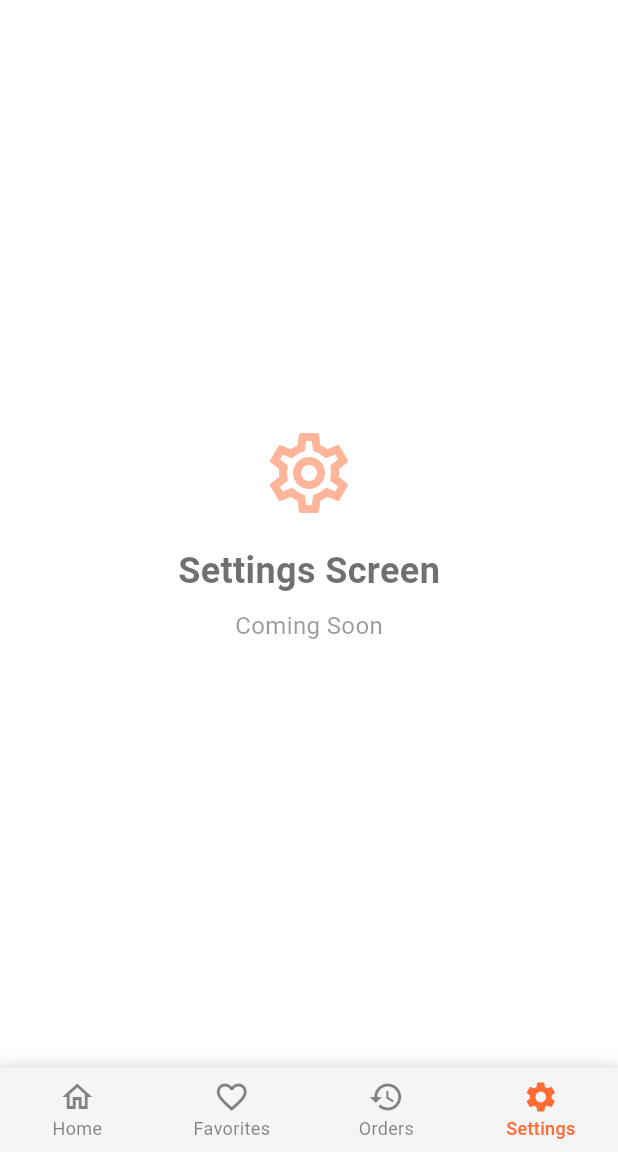
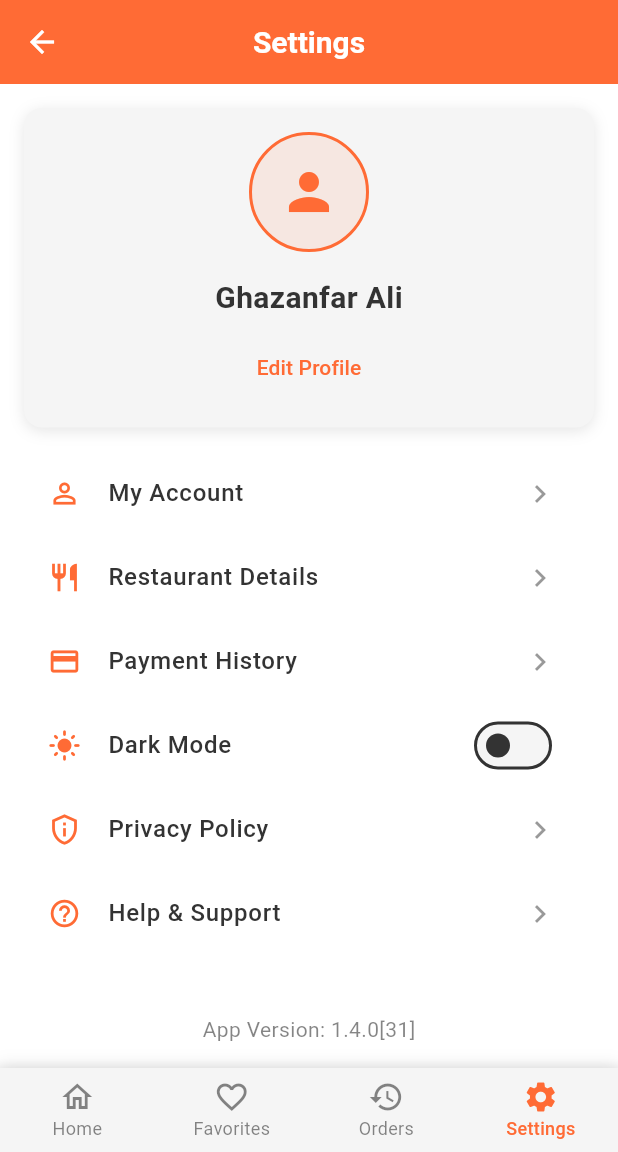
Before and after one commit to ghazanfar-quetta/jaan_broast, a Flutter app: the HomeScreen screen opened by its route, item 4 of the bottom bar chosen, on a phone screen of 412 x 824 dp, the part 84-1236 px from its top. Run offline on Flutter 3.47's test engine with Material 3 defaults, Android fonts, the phone set to English and light mode, and no system bars; our stand-ins replace cloud_firestore, firebase_auth, firebase_core, geolocator, google_sign_in, permission_handler and 1 more; accounts and stored records are empty.

Commit message:
Added Settings Screen

```diff
--- a/lib/core/providers/app_providers.dart
+++ b/lib/core/providers/app_providers.dart
@@ -1,3 +1,4 @@
+// lib/core/providers/app_providers.dart
 import 'package:flutter/material.dart';
 import 'package:provider/provider.dart';
 import '../../features/auth/presentation/view_models/auth_view_model.dart';
@@ -11,6 +12,7 @@ import '../services/firestore_cart_service.dart';
 import '../../features/cart/presentation/view_models/cart_view_model.dart';
 import 'package:jaan_broast/core/services/favorites_manager_service.dart';
 import 'package:jaan_broast/features/orders/presentation/view_models/order_view_model.dart';
+import '../../features/settings/presentation/view_models/settings_view_model.dart';
 
 class AppProviders extends StatelessWidget {
   final Widget child;
@@ -36,6 +38,7 @@ class AppProviders extends StatelessWidget {
         ChangeNotifierProvider<OrderViewModel>(
           create: (context) => OrderViewModel(),
         ),
+        ChangeNotifierProvider(create: (context) => SettingsViewModel()),
       ],
       child: child,
     );
--- a/lib/features/home/presentation/views/home_screen.dart
+++ b/lib/features/home/presentation/views/home_screen.dart
@@ -17,6 +17,7 @@ import 'package:jaan_broast/features/favorites/presentation/views/favorites_scre
 import 'package:jaan_broast/features/cart/presentation/views/cart_screen.dart';
 import 'package:jaan_broast/features/cart/presentation/view_models/cart_view_model.dart';
 import 'package:jaan_broast/features/orders/presentation/views/order_history_screen.dart';
+import 'package:jaan_broast/features/settings/presentation/views/settings_screen.dart'; // ADD THIS IMPORT
 
 class HomeScreen extends StatefulWidget {
   const HomeScreen({Key? key}) : super(key: key);
@@ -275,11 +276,12 @@ class _HomeScreenState extends State<HomeScreen> {
   }
 
   Widget _buildPlaceholderScreen() {
-    final List<String> screenTitles = [
-      'Favorites',
-      'Orders', // Index 2
-      'Settings', // Index 3
-    ];
+    final List<String> screenTitles = ['Favorites', 'Orders', 'Settings'];
+
+    // For Settings tab (index 3), return the actual SettingsScreen
+    if (_currentIndex == 3) {
+      return const SettingsScreen(); // ADD THIS IMPORT AT THE TOP
+    }
 
     // Get the correct icon data for the current tab
     final IconData iconData;
--- /dev/null
+++ b/lib/features/settings/presentation/views/settings_screen.dart
@@ -0,0 +1,425 @@
+import 'package:flutter/material.dart';
+import 'package:provider/provider.dart';
+import '../../../../../core/constants/app_constants.dart';
+import '../../../../../core/utils/screen_utils.dart';
+import '../../../../../core/widgets/custom_app_bar.dart';
+import '../view_models/settings_view_model.dart';
+
+class SettingsScreen extends StatefulWidget {
+  const SettingsScreen({Key? key}) : super(key: key);
+
+  @override
+  State<SettingsScreen> createState() => _SettingsScreenState();
+}
+
+class _SettingsScreenState extends State<SettingsScreen> {
+  @override
+  Widget build(BuildContext context) {
+    return Scaffold(
+      backgroundColor: Theme.of(context).colorScheme.background,
+      appBar: CustomAppBar(title: 'Settings', showBackButton: false),
+      body: const _SettingsContent(),
+    );
+  }
+}
+
+class _SettingsContent extends StatelessWidget {
+  const _SettingsContent({Key? key}) : super(key: key);
+
+  @override
+  Widget build(BuildContext context) {
+    return Column(
+      children: [
+        // User Profile Header
+        _buildUserProfileHeader(context),
+
+        // Settings Options List
+        Expanded(child: _buildSettingsList(context)),
+
+        // App Version Footer
+        _buildAppVersionFooter(context),
+      ],
+    );
+  }
+
+  Widget _buildUserProfileHeader(BuildContext context) {
+    return Container(
+      width: double.infinity,
+      margin: EdgeInsets.all(
+        ScreenUtils.responsiveValue(
+          context,
+          mobile: AppConstants.paddingMedium,
+          tablet: AppConstants.paddingLarge,
+          desktop: AppConstants.paddingLarge,
+        ),
+      ),
+      padding: EdgeInsets.all(
+        ScreenUtils.responsiveValue(
+          context,
+          mobile: AppConstants.paddingMedium,
+          tablet: AppConstants.paddingLarge,
+          desktop: AppConstants.paddingLarge,
+        ),
+      ),
+      decoration: BoxDecoration(
+        color: Theme.of(context).colorScheme.surface,
+        borderRadius: BorderRadius.circular(AppConstants.borderRadius),
+        boxShadow: [
+          BoxShadow(
+            color: Colors.black.withOpacity(0.1),
+            blurRadius: 8,
+            offset: const Offset(0, 2),
+          ),
+        ],
+      ),
+      child: Column(
+        children: [
+          // Profile Picture
+          Container(
+            width: ScreenUtils.responsiveValue(
+              context,
+              mobile: 80,
+              tablet: 100,
+              desktop: 120,
+            ),
+            height: ScreenUtils.responsiveValue(
+              context,
+              mobile: 80,
+              tablet: 100,
+              desktop: 120,
+            ),
+            decoration: BoxDecoration(
+              shape: BoxShape.circle,
+              color: Theme.of(context).primaryColor.withOpacity(0.1),
+              border: Border.all(
+                color: Theme.of(context).primaryColor,
+                width: 2,
+              ),
+            ),
+            child: Icon(
+              Icons.person,
+              size: ScreenUtils.responsiveValue(
+                context,
+                mobile: 40,
+                tablet: 50,
+                desktop: 60,
+              ),
+              color: Theme.of(context).primaryColor,
+            ),
+          ),
+          const SizedBox(height: AppConstants.paddingMedium),
+
+          // User Name
+          Text(
+            'Ghazanfar Ali',
+            style: TextStyle(
+              fontSize: ScreenUtils.responsiveFontSize(
+                context,
+                mobile: AppConstants.headingSizeMedium,
+                tablet: AppConstants.headingSizeMedium,
+                desktop: AppConstants.headingSizeLarge,
+              ),
+              fontWeight: FontWeight.bold,
+              color: Theme.of(context).colorScheme.onSurface,
+            ),
+          ),
+          const SizedBox(height: AppConstants.paddingSmall),
+
+          // Edit Profile Button
+          TextButton(
+            onPressed: () {
+              // Navigate to edit profile screen
+              print('Edit profile tapped');
+            },
+            style: TextButton.styleFrom(
+              foregroundColor: Theme.of(context).primaryColor,
+            ),
+            child: Text(
+              'Edit Profile',
+              style: TextStyle(
+                fontSize: ScreenUtils.responsiveFontSize(
+                  context,
+                  mobile: AppConstants.captionTextSize,
+                  tablet: AppConstants.bodyTextSize,
+                  desktop: AppConstants.bodyTextSize,
+                ),
+                fontWeight: FontWeight.w500,
+              ),
+            ),
+          ),
+        ],
+      ),
+    );
+  }
+
+  Widget _buildSettingsList(BuildContext context) {
+    return ListView(
+      padding: EdgeInsets.symmetric(
+        horizontal: ScreenUtils.responsiveValue(
+          context,
+          mobile: AppConstants.paddingMedium,
+          tablet: AppConstants.paddingLarge,
+          desktop: AppConstants.paddingLarge,
+        ),
+      ),
+      children: [
+        _buildListTile(
+          context: context,
+          icon: Icons.person_outline,
+          title: 'My Account',
+          onTap: () => _handleAccountTap(),
+        ),
+        _buildListTile(
+          context: context,
+          icon: Icons.restaurant_outlined,
+          title: 'Restaurant Details',
+          onTap: () => _handleRestaurantDetailsTap(),
+        ),
+        _buildListTile(
+          context: context,
+          icon: Icons.payment_outlined,
+          title: 'Payment History',
+          onTap: () => _handlePaymentHistoryTap(),
+        ),
+        _buildDarkModeTile(context),
+        _buildListTile(
+          context: context,
+          icon: Icons.privacy_tip_outlined,
+          title: 'Privacy Policy',
+          onTap: () => _handlePrivacyPolicyTap(),
+        ),
+        _buildListTile(
+          context: context,
+          icon: Icons.help_outline,
+          title: 'Help & Support',
+          onTap: () => _handleHelpSupportTap(),
+        ),
+        const SizedBox(height: AppConstants.paddingLarge),
+        _buildLogoutTile(context),
+      ],
+    );
+  }
+
+  Widget _buildDarkModeTile(BuildContext context) {
+    return Consumer<SettingsViewModel>(
+      builder: (context, settingsViewModel, child) {
+        return ListTile(
+          leading: Icon(
+            settingsViewModel.isDarkMode ? Icons.dark_mode : Icons.light_mode,
+            color: Theme.of(context).primaryColor,
+            size: ScreenUtils.responsiveValue(
+              context,
+              mobile: 22,
+              tablet: 24,
+              desktop: 26,
+            ),
+          ),
+          title: Text(
+            'Dark Mode',
+            style: TextStyle(
+              fontSize: ScreenUtils.responsiveFontSize(
+                context,
+                mobile: AppConstants.bodyTextSize,
+                tablet: AppConstants.bodyTextSize,
+                desktop: AppConstants.bodyTextSize,
+              ),
+              fontWeight: FontWeight.w500,
+              color: Theme.of(context).colorScheme.onSurface,
+            ),
+          ),
+          trailing: Switch(
+            value: settingsViewModel.isDarkMode,
+            onChanged: (value) {
+              settingsViewModel.toggleDarkMode(value);
+            },
+            activeColor: Theme.of(context).primaryColor,
+          ),
+          onTap: () {
+            settingsViewModel.toggleDarkMode(!settingsViewModel.isDarkMode);
+          },
+        );
+      },
+    );
+  }
+
+  Widget _buildLogoutTile(BuildContext context) {
+    return ListTile(
+      leading: Icon(
+        Icons.logout,
+        color: Theme.of(context).colorScheme.error,
+        size: ScreenUtils.responsiveValue(
+          context,
+          mobile: 22,
+          tablet: 24,
+          desktop: 26,
+        ),
+      ),
+      title: Text(
+        'Log out',
+        style: TextStyle(
+          fontSize: ScreenUtils.responsiveFontSize(
+            context,
+            mobile: AppConstants.bodyTextSize,
+            tablet: AppConstants.bodyTextSize,
+            desktop: AppConstants.bodyTextSize,
+          ),
+          fontWeight: FontWeight.w500,
+          color: Theme.of(context).colorScheme.error,
+        ),
+      ),
+      onTap: () => _showLogoutConfirmation(context),
+    );
+  }
+
+  Widget _buildListTile({
+    required BuildContext context,
+    required IconData icon,
+    required String title,
+    required VoidCallback onTap,
+  }) {
+    return ListTile(
+      leading: Icon(
+        icon,
+        color: Theme.of(context).primaryColor,
+        size: ScreenUtils.responsiveValue(
+          context,
+          mobile: 22,
+          tablet: 24,
+          desktop: 26,
+        ),
+      ),
+      title: Text(
+        title,
+        style: TextStyle(
+          fontSize: ScreenUtils.responsiveFontSize(
+            context,
+            mobile: AppConstants.bodyTextSize,
+            tablet: AppConstants.bodyTextSize,
+            desktop: AppConstants.bodyTextSize,
+          ),
+          fontWeight: FontWeight.w500,
+          color: Theme.of(context).colorScheme.onSurface,
+        ),
+      ),
+      trailing: Icon(
+        Icons.chevron_right,
+        color: Theme.of(context).colorScheme.onSurface.withOpacity(0.5),
+      ),
+      onTap: onTap,
+    );
+  }
+
+  Widget _buildAppVersionFooter(BuildContext context) {
+    return Container(
+      padding: EdgeInsets.all(
+        ScreenUtils.responsiveValue(
+          context,
+          mobile: AppConstants.paddingMedium,
+          tablet: AppConstants.paddingLarge,
+          desktop: AppConstants.paddingLarge,
+        ),
+      ),
+      child: Text(
+        'App Version: 1.4.0[31]',
+        style: TextStyle(
+          fontSize: ScreenUtils.responsiveFontSize(
+            context,
+            mobile: AppConstants.captionTextSize,
+            tablet: AppConstants.bodyTextSize,
+            desktop: AppConstants.bodyTextSize,
+          ),
+          color: Theme.of(context).colorScheme.onSurface.withOpacity(0.6),
+        ),
+      ),
+    );
+  }
+
+  // Handler methods for different settings options
+  void _handleAccountTap() {
+    print('My Account tapped');
+    // Navigate to account screen
+  }
+
+  void _handleRestaurantDetailsTap() {
+    print('Restaurant Details tapped');
+    // Navigate to restaurant details screen
+  }
+
+  void _handlePaymentHistoryTap() {
+    print('Payment History tapped');
+    // Navigate to payment history screen
+  }
+
+  void _handlePrivacyPolicyTap() {
+    print('Privacy Policy tapped');
+    // Navigate to privacy policy screen
+  }
+
+  void _handleHelpSupportTap() {
+    print('Help & Support tapped');
+    // Navigate to help & support screen
+  }
+
+  void _showLogoutConfirmation(BuildContext context) {
+    showDialog(
+      context: context,
+      builder: (BuildContext context) {
+        return AlertDialog(
+          title: Text(
+            'Log Out',
+            style: TextStyle(
+              fontSize: ScreenUtils.responsiveFontSize(
+                context,
+                mobile: AppConstants.headingSizeMedium,
+                tablet: AppConstants.headingSizeMedium,
+                desktop: AppConstants.headingSizeMedium,
+              ),
+              fontWeight: FontWeight.bold,
+              color: Theme.of(context).colorScheme.onSurface,
+            ),
+          ),
+          content: Text(
+            'Are you sure you want to log out?',
+            style: TextStyle(
+              fontSize: ScreenUtils.responsiveFontSize(
+                context,
+                mobile: AppConstants.bodyTextSize,
+                tablet: AppConstants.bodyTextSize,
+                desktop: AppConstants.bodyTextSize,
+              ),
+              color: Theme.of(context).colorScheme.onSurface.withOpacity(0.7),
+            ),
+          ),
+          actions: [
+            TextButton(
+              onPressed: () => Navigator.of(context).pop(),
+              child: Text(
+                'Cancel',
+                style: TextStyle(color: Theme.of(context).primaryColor),
+              ),
+            ),
+            TextButton(
+              onPressed: () async {
+                Navigator.of(context).pop(); // Close dialog first
+                await _performLogout(context); // NOW THIS SHOULD WORK
+              },
+              child: Text(
+                'Log Out',
+                style: TextStyle(color: Theme.of(context).colorScheme.error),
+              ),
+            ),
+          ],
+        );
+      },
+    );
+  }
+
+  Future<void> _performLogout(BuildContext context) async {
+    final settingsViewModel = Provider.of<SettingsViewModel>(
+      context,
+      listen: false,
+    );
+    await settingsViewModel.logout(context); // ADD AWAIT AND MAKE METHOD ASYNC
+    // The success message and navigation are now handled in the ViewModel
+  }
+}
```
Also changed, not shown: lib/features/settings/presentation/view_models/settings_view_model.dart (added, +58 -0 lines), lib/main.dart (+16 -12 lines).
